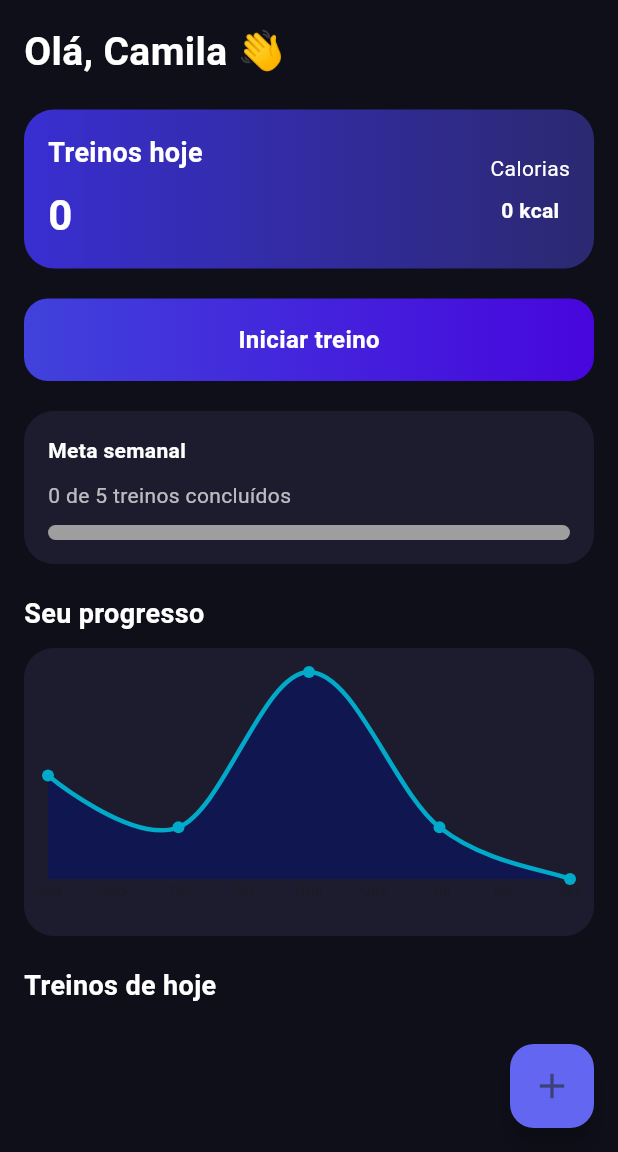
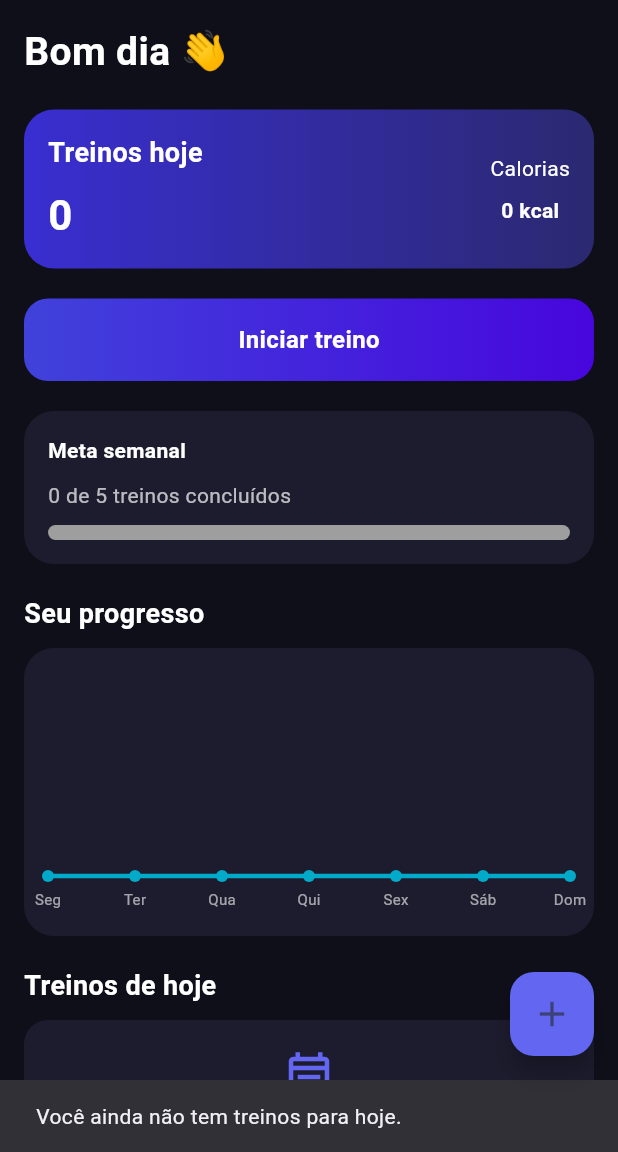
Before and after one commit to Camilasuany07/fitplanner, a Flutter app: the screen it shows after launch, after a tap on "Iniciar treino", on a phone screen of 412 x 824 dp, the part 84-1236 px from its top. Run offline on Flutter 3.47's test engine with Material 3 defaults, Android fonts, the phone set to English and light mode, and no system bars; drawn by our look-alikes of fl_chart; our stand-ins replace shared_preferences.

Commit message:
feat: improve workout data handling and UI updates on home page and progress chart

```diff
--- a/lib/features/home/pages/home_page.dart
+++ b/lib/features/home/pages/home_page.dart
@@ -33,6 +33,8 @@ class _HomePageState extends State<HomePage> {
   Future<void> loadData() async {
     final savedWorkouts = await StorageService.loadWorkouts();
 
+    if (!mounted) return;
+
     setState(() {
       workouts.clear();
       workouts.addAll(savedWorkouts);
@@ -51,10 +53,13 @@ class _HomePageState extends State<HomePage> {
 
   int getWorkoutsThisWeek() {
     final now = DateTime.now();
+    final today = DateTime(now.year, now.month, now.day);
+    final monday = today.subtract(Duration(days: today.weekday - 1));
+    final nextMonday = monday.add(const Duration(days: 7));
 
     return workouts.where((w) {
-      final difference = now.difference(w.date).inDays;
-      return difference >= 0 && difference < 7;
+      final workoutDay = DateTime(w.date.year, w.date.month, w.date.day);
+      return !workoutDay.isBefore(monday) && workoutDay.isBefore(nextMonday);
     }).length;
   }
 
@@ -94,8 +99,8 @@ class _HomePageState extends State<HomePage> {
           child: Column(
             crossAxisAlignment: CrossAxisAlignment.start,
             children: [
-              const Text(
-                'Olá, Camila 👋',
+              Text(
+                '${getGreeting()} 👋',
                 style: TextStyle(
                   fontSize: 26,
                   fontWeight: FontWeight.w700,
@@ -181,7 +186,17 @@ class _HomePageState extends State<HomePage> {
                   child: InkWell(
                     borderRadius: BorderRadius.circular(16),
                     onTap: () {
-                      if (todayList.isNotEmpty) {
+                      if (todayList.isEmpty) {
+                        ScaffoldMessenger.of(context).showSnackBar(
+                          const SnackBar(
+                            content: Text(
+                              'Você ainda não tem treinos para hoje.',
+                            ),
+                          ),
+                        );
+                        return;
+                      }
+
                       final workout = todayList[0];
                       Navigator.push(
                         context,
@@ -194,7 +209,6 @@ class _HomePageState extends State<HomePage> {
                               ),
                         ),
                       );
-                      }
                     },
                     child: const Padding(
                       padding: EdgeInsets.symmetric(vertical: 16),
@@ -275,7 +289,7 @@ class _HomePageState extends State<HomePage> {
                 ),
                 child: SizedBox(
                   height: 160,
-                  child: ProgressChart(workouts: todayList),
+                  child: ProgressChart(workouts: workouts),
                 ),
               ),
 
@@ -292,7 +306,57 @@ class _HomePageState extends State<HomePage> {
 
               const SizedBox(height: 10),
 
-              // 🔥 LISTA (AGORA CORRIGIDA)
+              if (todayList.isEmpty)
+                Container(
+                  width: double.infinity,
+                  padding: const EdgeInsets.all(20),
+                  decoration: BoxDecoration(
+                    color: const Color(0xFF1C1C2E),
+                    borderRadius: BorderRadius.circular(16),
+                  ),
+                  child: Column(
+                    children: [
+                      const Icon(
+                        Icons.event_note_outlined,
+                        color: Color(0xFF6366F1),
+                        size: 36,
+                      ),
+                      const SizedBox(height: 10),
+                      const Text(
+                        'Nenhum treino para hoje',
+                        style: TextStyle(
+                          color: Colors.white,
+                          fontWeight: FontWeight.w600,
+                        ),
+                      ),
+                      const SizedBox(height: 5),
+                      const Text(
+                        'Cadastre um treino para começar sua rotina.',
+                        textAlign: TextAlign.center,
+                        style: TextStyle(color: Colors.white60, fontSize: 13),
+                      ),
+                      const SizedBox(height: 12),
+                      TextButton.icon(
+                        onPressed: () async {
+                          await Navigator.push(
+                            context,
+                            MaterialPageRoute(
+                              builder: (_) => const AddWorkoutPage(),
+                            ),
+                          );
+                          await loadData();
+                        },
+                        icon: const Icon(Icons.add),
+                        label: const Text('Cadastrar treino'),
+                        style: TextButton.styleFrom(
+                          foregroundColor: const Color(0xFF8B85FF),
+                        ),
+                      ),
+                    ],
+                  ),
+                )
+              else
+                // Lista dos treinos registrados para hoje.
                 ListView.builder(
                   shrinkWrap: true,
                   physics: const NeverScrollableScrollPhysics(),
@@ -319,7 +383,8 @@ class _HomePageState extends State<HomePage> {
                                     child: const Text('Cancelar'),
                                   ),
                                   TextButton(
-                                  onPressed: () => Navigator.pop(context, true),
+                                    onPressed:
+                                        () => Navigator.pop(context, true),
                                     child: const Text('Excluir'),
                                   ),
                                 ],
--- a/lib/features/workout/widgets/progress_chart.dart
+++ b/lib/features/workout/widgets/progress_chart.dart
@@ -3,73 +3,96 @@ import 'package:flutter/material.dart';
 import '../models/workout_model.dart';
 
 class ProgressChart extends StatelessWidget {
+  const ProgressChart({super.key, required this.workouts});
+
   final List<Workout> workouts;
 
-  ProgressChart({super.key, required this.workouts});
+  static const _weekDays = ['Seg', 'Ter', 'Qua', 'Qui', 'Sex', 'Sáb', 'Dom'];
 
-  // Lista dos dias
-  final List<String> weekDays = [
-    'Seg',
-    'Ter',
-    'Qua',
-    'Qui',
-    'Sex',
-    'Sáb',
-    'Dom',
-  ];
+  DateTime _dateOnly(DateTime date) => DateTime(date.year, date.month, date.day);
 
   @override
   Widget build(BuildContext context) {
-    return SizedBox(
-      height: 220,
-      child: LineChart(
+    final today = _dateOnly(DateTime.now());
+    final monday = today.subtract(Duration(days: today.weekday - 1));
+    final workoutsPerDay = List<int>.filled(7, 0);
+
+    for (final workout in workouts) {
+      final workoutDay = _dateOnly(workout.date);
+      final dayIndex = workoutDay.difference(monday).inDays;
+      if (dayIndex >= 0 && dayIndex < workoutsPerDay.length) {
+        workoutsPerDay[dayIndex]++;
+      }
+    }
+
+    final maxWorkouts = workoutsPerDay.reduce((a, b) => a > b ? a : b);
+    final maxY = (maxWorkouts + 1).toDouble();
+
+    return LineChart(
       LineChartData(
-          gridData: FlGridData(show: false),
-
+        minX: 0,
+        maxX: 6,
+        minY: 0,
+        maxY: maxY,
+        gridData: FlGridData(
+          show: true,
+          drawVerticalLine: false,
+          horizontalInterval: 1,
+          getDrawingHorizontalLine: (_) =>
+              const FlLine(color: Colors.white12, strokeWidth: 1),
+        ),
         titlesData: FlTitlesData(
-            leftTitles: AxisTitles(sideTitles: SideTitles(showTitles: false)),
-            topTitles: AxisTitles(sideTitles: SideTitles(showTitles: false)),
-            rightTitles: AxisTitles(sideTitles: SideTitles(showTitles: false)),
+          leftTitles: const AxisTitles(
+            sideTitles: SideTitles(showTitles: false),
+          ),
+          topTitles: const AxisTitles(
+            sideTitles: SideTitles(showTitles: false),
+          ),
+          rightTitles: const AxisTitles(
+            sideTitles: SideTitles(showTitles: false),
+          ),
           bottomTitles: AxisTitles(
             sideTitles: SideTitles(
               showTitles: true,
+              interval: 1,
+              reservedSize: 24,
               getTitlesWidget: (value, meta) {
-                  const days = ['Seg', 'Ter', 'Qua', 'Qui', 'Sex'];
-                  return Text(
-                    days[value.toInt()],
-                    style: const TextStyle(fontSize: 10),
+                final dayIndex = value.toInt();
+                if (value != dayIndex.toDouble() ||
+                    dayIndex < 0 ||
+                    dayIndex >= _weekDays.length) {
+                  return const SizedBox.shrink();
+                }
+
+                return SideTitleWidget(
+                  axisSide: meta.axisSide,
+                  child: Text(
+                    _weekDays[dayIndex],
+                    style: const TextStyle(color: Colors.white60, fontSize: 10),
+                  ),
                 );
               },
             ),
           ),
         ),
-
         borderData: FlBorderData(show: false),
-
         lineBarsData: [
           LineChartBarData(
-              isCurved: true, // 🔥 LINHA SUAVE
+            isCurved: true,
             barWidth: 3,
-              color: const Color.fromARGB(255, 0, 170, 200),
-
-              dotData: FlDotData(show: true), // 🔥 PONTOS
-
+            color: const Color(0xFF00AAC8),
+            dotData: const FlDotData(show: true),
             belowBarData: BarAreaData(
               show: true,
-                color: const Color.fromARGB(255, 3, 16, 112).withValues(alpha: 0.5),
+              color: const Color(0xFF031070).withValues(alpha: 0.35),
             ),
-
             spots: [
-                FlSpot(0, 2),
-                FlSpot(1, 1),
-                FlSpot(2, 4),
-                FlSpot(3, 1),
-                FlSpot(4, 0),
+              for (var day = 0; day < workoutsPerDay.length; day++)
+                FlSpot(day.toDouble(), workoutsPerDay[day].toDouble()),
             ],
           ),
         ],
       ),
-      ),
     );
   }
 }
```
Lines whose indentation alone changed are shown as unchanged.
